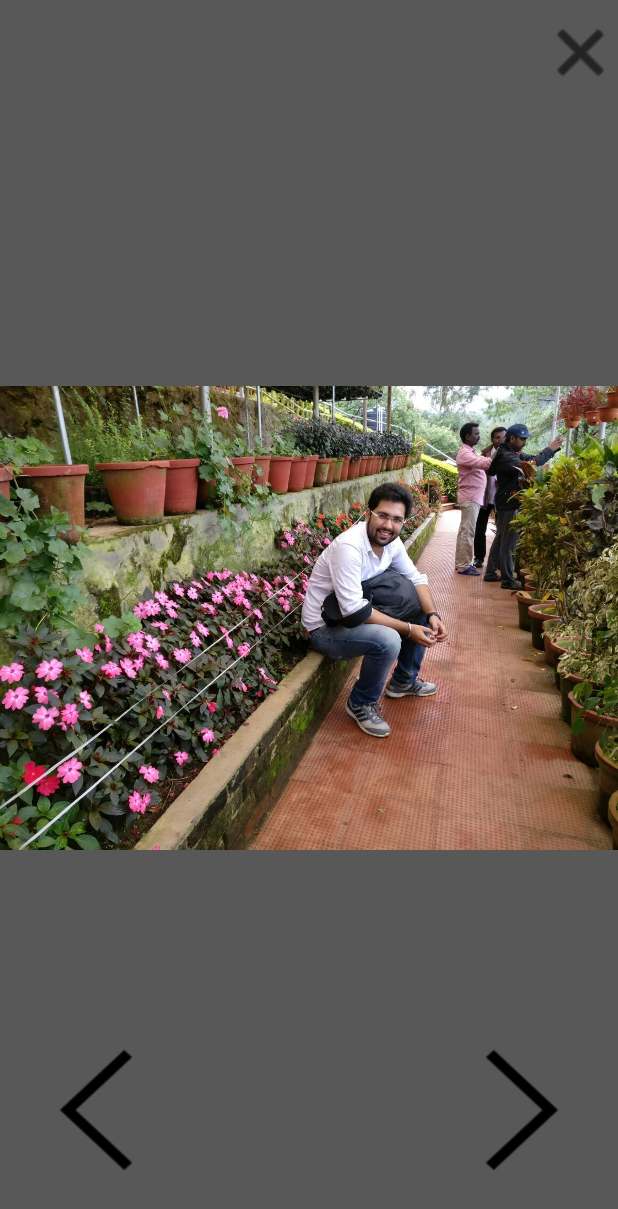
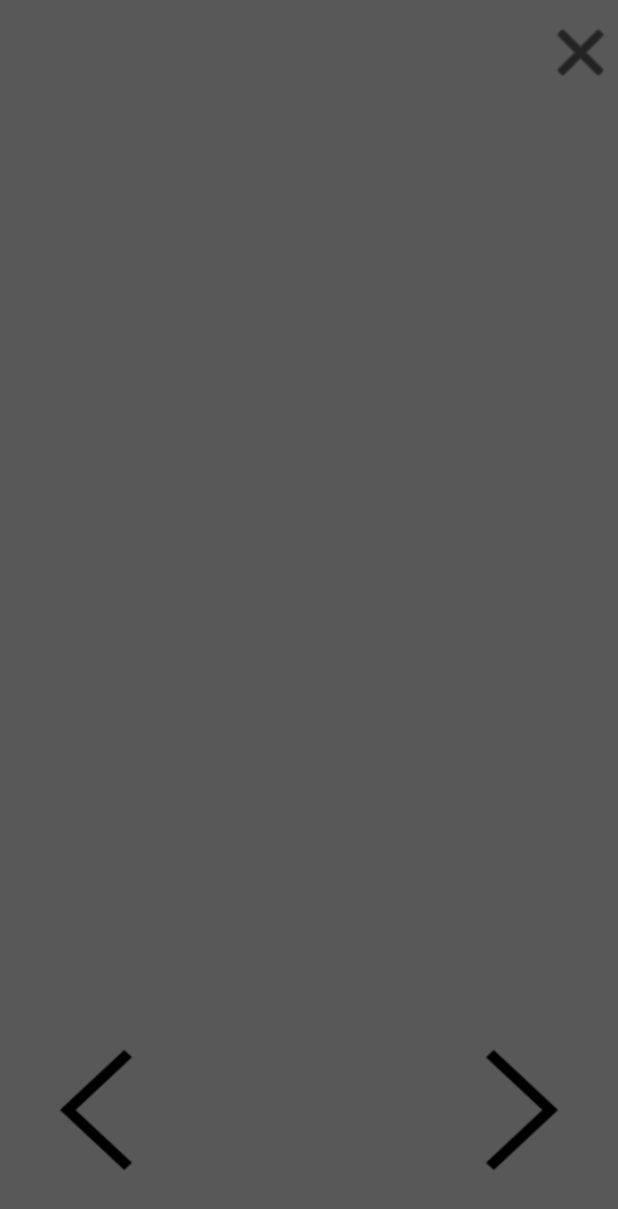
Before and after one commit to Puna522025/Wedding, an Android app: the ViewFullScreenImage screen opened directly, with no data from a screen before it, on a phone screen of 412 x 824 dp. Shown: the top 1209 px of the screen. Run offline under Robolectric (Android 15) with nearby library versions, the phone set to English and light mode, and no system bars; 1 statement that could not run was skipped.

Commit message:
Color crash resolved and progaurd enabled

```diff
--- a/app/build.gradle
+++ b/app/build.gradle
@@ -16,7 +16,8 @@ android {
     }
     buildTypes {
         release {
-            minifyEnabled false
+            minifyEnabled true
+            shrinkResources true
             proguardFiles getDefaultProguardFile('proguard-android.txt'), 'proguard-rules.pro'
         }
     }
--- a/app/src/main/java/galleryList/ViewFullScreenImage.java
+++ b/app/src/main/java/galleryList/ViewFullScreenImage.java
@@ -6,7 +6,6 @@ import android.support.v4.content.ContextCompat;
 import android.support.v7.app.AppCompatActivity;
 import android.view.View;
 import android.widget.ImageView;
-import android.widget.Toast;
 
 import java.util.ArrayList;
 
@@ -34,7 +33,7 @@ public class ViewFullScreenImage extends AppCompatActivity implements View.OnCli
         imageViewClose = (ImageView) findViewById(R.id.imageViewClose);
 
 
-        if (getIntent() != null && getIntent().getExtras() != null) {
+       /* if (getIntent() != null && getIntent().getExtras() != null) {
             position = Integer.parseInt(getIntent().getExtras().get("position").toString());
             type = getIntent().getExtras().get("type").toString();
             currentPostition = position;
@@ -66,7 +65,7 @@ public class ViewFullScreenImage extends AppCompatActivity implements View.OnCli
             images.add(10, R.drawable.ss);
             images.add(11, R.drawable.aa);
             images.add(12, R.drawable.ss);
-        }
+        }*/
 
         imageFullScreen.setImageDrawable(ContextCompat.getDrawable(this, images.get(position)));
         imageViewNext.setOnClickListener(this);
--- a/app/src/main/res/layout/splash.xml
+++ b/app/src/main/res/layout/splash.xml
@@ -11,7 +11,7 @@
         android:layout_width="100dp"
         android:layout_height="100dp"
         android:layout_centerInParent="true"
-        android:src="@drawable/calendar" />
+        android:src="@drawable/splash_new" />
 
     <RelativeLayout
         android:id="@+id/rlCode"
```
Also changed, not shown: app/src/main/res/drawable/aa.jpg (deleted), app/src/main/res/drawable/calender_two.png (deleted), app/src/main/res/drawable/congrats.png (deleted), app/src/main/res/drawable/ss.jpg (deleted).
